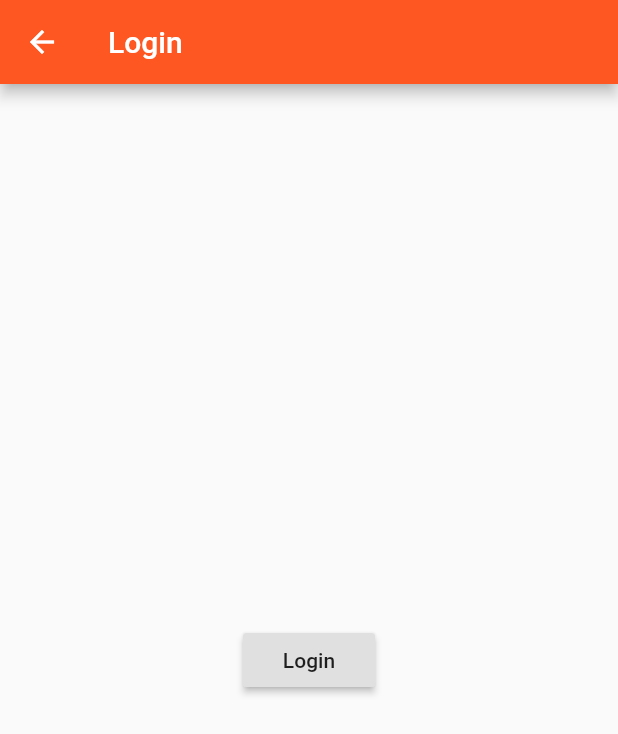
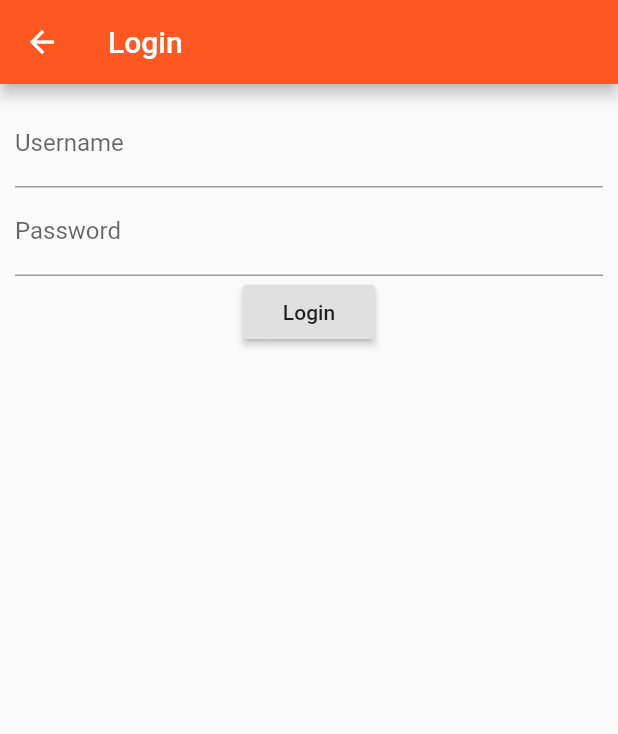
Before and after one commit to EYoung75/flutter-easyList, a Flutter app: the AuthPage screen opened directly, on a phone screen of 412 x 824 dp. Shown: the top 734 px of the screen. Run offline on Flutter 3.47's test engine with Material 2 defaults, Android fonts, the phone set to English and light mode, and no system bars.

Commit message:
added back in Auth page with input fields for username and password

```diff
--- a/lib/main.dart
+++ b/lib/main.dart
@@ -38,7 +38,8 @@ class _MyAppState extends State<MyApp> {
       debugShowCheckedModeBanner: false,
       // home: AuthPage(),
       routes: {
-        "/": (BuildContext context) => ProductsPage(_products),
+        "/": (BuildContext context) => AuthPage(),
+        "/products": (BuildContext context) => ProductsPage(_products),
         "/admin": (BuildContext context) => ManageProducts(_addProduct, _deleteProduct)
       },
       onGenerateRoute: (RouteSettings settings) {
--- a/lib/pages/auth.dart
+++ b/lib/pages/auth.dart
@@ -1,8 +1,16 @@
 import "package:flutter/material.dart";
 
-import "./products.dart";
+class AuthPage extends StatefulWidget {
+  String username = "";
+  String password = "";
 
-class AuthPage extends StatelessWidget{
+  @override
+  AuthPageState createState() {
+    return AuthPageState();
+  }
+}
+
+class AuthPageState extends State<AuthPage> {
   @override
   Widget build(BuildContext context) {
     return Scaffold(
@@ -10,13 +18,36 @@ class AuthPage extends StatelessWidget{
         title: Text("Login"),
       ),
       body: Center(
-        child: RaisedButton(
-          onPressed: () {
-            Navigator.pushReplacementNamed(context, "/");
-          },
-          child: Text("Login"),
+          child: Container(
+        margin: EdgeInsets.all(10),
+        child: Column(
+          children: <Widget>[
+            TextField(
+              onChanged: (value) {
+                setState(() {
+                  widget.username = value;
+                });
+              },
+              decoration: InputDecoration(labelText: "Username"),
+            ),
+            TextField(
+              onChanged: (value) {
+                setState(() {
+                  widget.password = value;
+                });
+              },
+              obscureText: true,
+              decoration: InputDecoration(labelText: "Password"),
+            ),
+            RaisedButton(
+              onPressed: () {
+                Navigator.pushReplacementNamed(context, "/products");
+              },
+              child: Text("Login"),
+            ),
+          ],
         ),
-      ),
+      )),
     );
   }
 }
--- a/lib/pages/createProduct.dart
+++ b/lib/pages/createProduct.dart
@@ -48,7 +48,10 @@ class CreateProductState extends State<CreateProduct> {
               });
             },
           ),
+          SizedBox(height: 10),
           RaisedButton(
+            color: Theme.of(context).accentColor,
+            textColor: Colors.white,
             onPressed: () {
               final Map<String, dynamic> product =
               {"title": titleValue,
@@ -57,6 +60,7 @@ class CreateProductState extends State<CreateProduct> {
                 "image": "assets/food.jpg"
               };
               widget.addProduct(product);
+              Navigator.pushReplacementNamed(context, "/products");
             },
             child: Text("Save"),
             )
```
